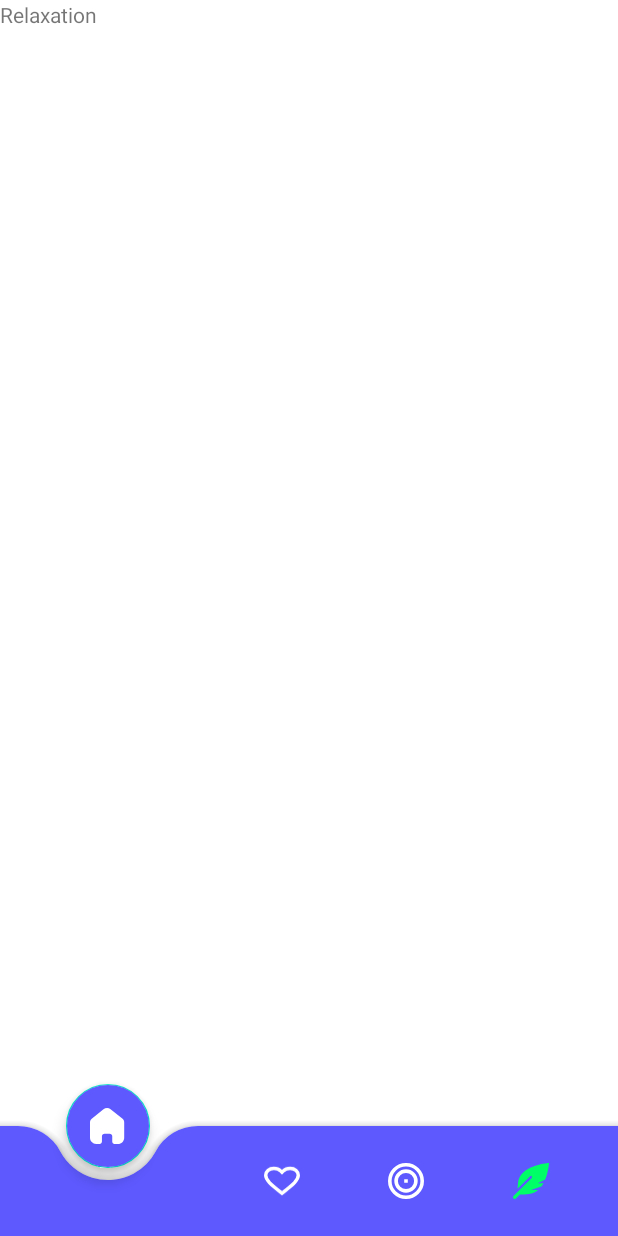
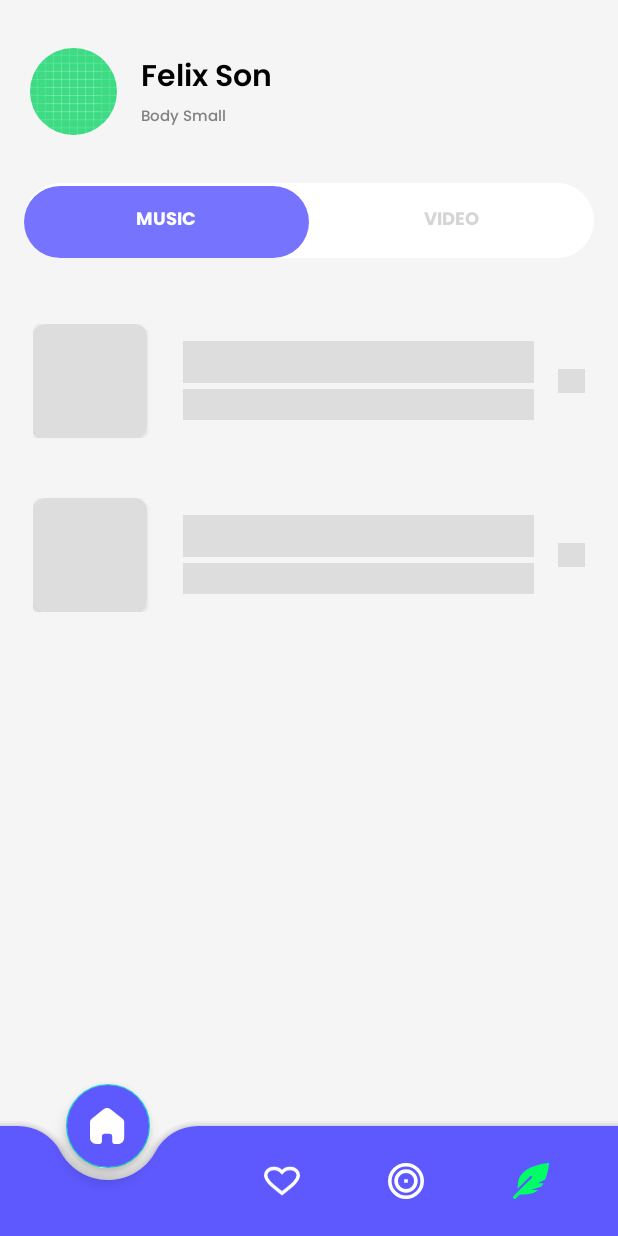
Before and after one commit to Binar-Bootcamp/musik-asiq, an Android app: the RelaxationFragment screen opened through its navigation route, on a phone screen of 412 x 824 dp. Run offline under Robolectric (Android 15) with nearby library versions, the phone set to English and light mode, and no system bars; our stand-ins replace CircleImageView, Shimmer, navigation-ui; network calls fail; pictures from the network do not load.

Commit message:
Relaxation Page

```diff
--- /dev/null
+++ b/app/src/main/java/com/binaracademy/musikasiq/data/model/dummy/Video.kt
@@ -0,0 +1,9 @@
+package com.binaracademy.musikasiq.data.model.dummy
+
+data class Video(
+	var name: String = "",
+	var artist: String = "",
+	var description: String = "",
+	var photo: String = "",
+	var videoUrl: String = ""
+)
--- /dev/null
+++ b/app/src/main/java/com/binaracademy/musikasiq/data/model/dummy/VideosData.kt
@@ -0,0 +1,37 @@
+package com.binaracademy.musikasiq.data.model.dummy
+
+object VideosData {
+	private val resultNames = arrayOf(
+		"Atas Nama Cinta",
+		"Komang",
+	)
+
+	private val resultArtists = arrayOf("Rossa", "Raim Laode")
+
+	private val resultDescriptions = arrayOf("Lorem", "Lorem Ipsum")
+
+	private val resultImages = arrayOf(
+		"https://drive.google.com/drive/folders/1XLKdHeKTBESavYJM2BrII_Wyv7PDNn6r",
+		"https://i.pravatar.cc/300",
+	)
+
+	private val resultVideoUrl = arrayOf(
+		"https://i.pravatar.cc/300",
+		"https://i.pravatar.cc/300",
+	)
+
+	val listData: ArrayList<Video>
+		get() {
+			val list = arrayListOf<Video>()
+			for (position in resultNames.indices) {
+				val result = Video()
+				result.name = resultNames[position]
+				result.artist = resultArtists[position]
+				result.description = resultDescriptions[position]
+				result.photo = resultImages[position]
+				result.videoUrl = resultVideoUrl[position]
+				list.add(result)
+			}
+			return list
+		}
+}
--- /dev/null
+++ b/app/src/main/java/com/binaracademy/musikasiq/ui/relaxation/MusicFragment.kt
@@ -0,0 +1,59 @@
+package com.binaracademy.musikasiq.ui.relaxation
+
+import android.os.Bundle
+import android.os.Handler
+import android.os.Looper
+import androidx.fragment.app.Fragment
+import android.view.LayoutInflater
+import android.view.View
+import android.view.ViewGroup
+import androidx.recyclerview.widget.LinearLayoutManager
+import com.binaracademy.musikasiq.data.model.dummy.Result
+import com.binaracademy.musikasiq.data.model.dummy.ResultsData
+import com.binaracademy.musikasiq.databinding.FragmentMusicBinding
+
+class MusicFragment : Fragment() {
+	private var _binding: FragmentMusicBinding? = null
+
+	private val binding get() = _binding!!
+
+	private var list: ArrayList<Result> = arrayListOf()
+
+	override fun onCreateView(
+		inflater: LayoutInflater, container: ViewGroup?,
+		savedInstanceState: Bundle?
+	): View {
+		_binding = FragmentMusicBinding.inflate(inflater, container, false)
+		return binding.root
+	}
+
+	override fun onViewCreated(view: View, savedInstanceState: Bundle?) {
+		super.onViewCreated(view, savedInstanceState)
+
+		binding.shimmerViewContainer.startShimmer()
+
+		binding.rvListMostPopular.visibility = View.GONE
+		list.addAll(ResultsData.listData)
+
+		Handler(Looper.getMainLooper()).postDelayed({
+			binding.rvListMostPopular.visibility = View.VISIBLE
+			binding.shimmerViewContainer.stopShimmer()
+			binding.shimmerViewContainer.visibility = View.GONE
+		}, 2000)
+
+		setupRecyclerView()
+	}
+
+	override fun onDestroyView() {
+		super.onDestroyView()
+		_binding = null
+	}
+
+	private fun setupRecyclerView() {
+		binding.rvListMostPopular.apply {
+			adapter = MusicAdapter(list)
+			layoutManager = LinearLayoutManager(requireActivity())
+		}
+	}
+
+}
--- a/app/src/main/java/com/binaracademy/musikasiq/ui/relaxation/RelaxationFragment.kt
+++ b/app/src/main/java/com/binaracademy/musikasiq/ui/relaxation/RelaxationFragment.kt
@@ -1,60 +1,90 @@
 package com.binaracademy.musikasiq.ui.relaxation
 
+import android.graphics.Color
 import android.os.Bundle
 import androidx.fragment.app.Fragment
 import android.view.LayoutInflater
 import android.view.View
 import android.view.ViewGroup
-import com.binaracademy.musikasiq.R
+import androidx.fragment.app.FragmentActivity
+import androidx.viewpager2.adapter.FragmentStateAdapter
+import com.binaracademy.musikasiq.databinding.FragmentRelaxationBinding
+import com.google.android.material.tabs.TabLayout
+import com.google.android.material.tabs.TabLayoutMediator
 
-// TODO: Rename parameter arguments, choose names that match
-// the fragment initialization parameters, e.g. ARG_ITEM_NUMBER
-private const val ARG_PARAM1 = "param1"
-private const val ARG_PARAM2 = "param2"
 
-/**
- * A simple [Fragment] subclass.
- * Use the [RelaxationFragment.newInstance] factory method to
- * create an instance of this fragment.
- */
 class RelaxationFragment : Fragment() {
-	// TODO: Rename and change types of parameters
-	private var param1: String? = null
-	private var param2: String? = null
+	private var _binding: FragmentRelaxationBinding? = null
 
-	override fun onCreate(savedInstanceState: Bundle?) {
-		super.onCreate(savedInstanceState)
-		arguments?.let {
-			param1 = it.getString(ARG_PARAM1)
-			param2 = it.getString(ARG_PARAM2)
-		}
-	}
+	private val binding get() = _binding!!
+
+	private lateinit var tabLayoutMediator: TabLayoutMediator
+
+	private val tabList = mutableListOf("Music", "Video")
+	private val fragmentList = mutableListOf<Fragment>()
 
 	override fun onCreateView(
 		inflater: LayoutInflater, container: ViewGroup?,
 		savedInstanceState: Bundle?
 	): View? {
-		// Inflate the layout for this fragment
-		return inflater.inflate(R.layout.fragment_relaxation, container, false)
+		_binding = FragmentRelaxationBinding.inflate(inflater, container, false)
+		return binding.root
 	}
 
-	companion object {
-		/**
-		 * Use this factory method to create a new instance of
-		 * this fragment using the provided parameters.
-		 *
-		 * @param param1 Parameter 1.
-		 * @param param2 Parameter 2.
-		 * @return A new instance of fragment RelaxationFragment.
-		 */
-		// TODO: Rename and change types and number of parameters
-		@JvmStatic
-		fun newInstance(param1: String, param2: String) =
-			RelaxationFragment().apply {
-				arguments = Bundle().apply {
-					putString(ARG_PARAM1, param1)
-					putString(ARG_PARAM2, param2)
-				}
+	override fun onViewCreated(view: View, savedInstanceState: Bundle?) {
+		super.onViewCreated(view, savedInstanceState)
+
+		initData()
+		initView()
+	}
+
+	override fun onDestroyView() {
+		super.onDestroyView()
+		_binding = null
+	}
+
+	private fun initData() {
+		fragmentList.add(MusicFragment())
+		fragmentList.add(VideoFragment())
+	}
+
+	private fun initView() {
+		val viewPager = binding.viewPager
+		val tabs = binding.tabs
+		viewPager.offscreenPageLimit = 2
+		viewPager.adapter = TabLayoutAdapter(this.requireActivity(), fragmentList)
+		viewPager.isUserInputEnabled = false
+
+		tabLayoutMediator = TabLayoutMediator(binding.tabs, viewPager) { tab, position ->
+			tab.text = tabList[position]
+		}
+
+		tabs.addOnTabSelectedListener(object : TabLayout.OnTabSelectedListener {
+			override fun onTabSelected(tab: TabLayout.Tab) {
+				tabs.setSelectedTabIndicatorColor(Color.parseColor("#7673FF"))
 			}
+
+			override fun onTabUnselected(tab: TabLayout.Tab) {}
+
+			override fun onTabReselected(tab: TabLayout.Tab) {}
+		})
+
+		tabLayoutMediator.attach()
+
+		tabs.tabRippleColor = null
+	}
+
+	class TabLayoutAdapter(
+		fragmentActivity: FragmentActivity,
+		private val fragmentList: MutableList<Fragment>
+	) :
+		FragmentStateAdapter(fragmentActivity) {
+		override fun getItemCount(): Int {
+			return fragmentList.size
+		}
+
+		override fun createFragment(position: Int): Fragment {
+			return fragmentList[position]
+		}
 	}
 }
--- /dev/null
+++ b/app/src/main/java/com/binaracademy/musikasiq/ui/relaxation/VideoFragment.kt
@@ -0,0 +1,67 @@
+package com.binaracademy.musikasiq.ui.relaxation
+
+import android.os.Bundle
+import android.os.Handler
+import android.os.Looper
+import androidx.fragment.app.Fragment
+import android.view.LayoutInflater
+import android.view.View
+import android.view.ViewGroup
+import android.widget.Toast
+import androidx.recyclerview.widget.LinearLayoutManager
+import com.binaracademy.musikasiq.data.model.dummy.Video
+import com.binaracademy.musikasiq.data.model.dummy.VideosData
+import com.binaracademy.musikasiq.databinding.FragmentVideoBinding
+
+class VideoFragment : Fragment() {
+	private var _binding: FragmentVideoBinding? = null
+
+	private val binding get() = _binding!!
+
+	private var list: ArrayList<Video> = arrayListOf()
+
+	override fun onCreateView(
+		inflater: LayoutInflater, container: ViewGroup?,
+		savedInstanceState: Bundle?
+	): View {
+		_binding = FragmentVideoBinding.inflate(inflater, container, false)
+		return binding.root
+	}
+
+	override fun onViewCreated(view: View, savedInstanceState: Bundle?) {
+		super.onViewCreated(view, savedInstanceState)
+
+		binding.shimmerViewContainer.startShimmer()
+
+		binding.rvListMostPopular.visibility = View.GONE
+		list.addAll(VideosData.listData)
+
+		Handler(Looper.getMainLooper()).postDelayed({
+			binding.rvListMostPopular.visibility = View.VISIBLE
+			binding.shimmerViewContainer.stopShimmer()
+			binding.shimmerViewContainer.visibility = View.GONE
+		}, 2000)
+
+		setupRecyclerView()
+
+	}
+
+	override fun onDestroyView() {
+		super.onDestroyView()
+		_binding = null
+	}
+
+	private fun setupRecyclerView() {
+		binding.rvListMostPopular.apply {
+			adapter = VideoAdapter(list)
+			layoutManager = LinearLayoutManager(requireActivity())
+
+			VideoAdapter(list).setOnItemClickCallback(object : VideoAdapter.OnItemClickCallback {
+				override fun onItemClick(data: Video) {
+					Toast.makeText(requireActivity(), "Kamu memilih " + data.name, Toast.LENGTH_SHORT).show()
+				}
+			})
+		}
+	}
+
+}
--- a/app/src/main/java/com/binaracademy/musikasiq/ui/result/ResultActivity.kt
+++ b/app/src/main/java/com/binaracademy/musikasiq/ui/result/ResultActivity.kt
@@ -1,13 +1,12 @@
 package com.binaracademy.musikasiq.ui.result
 
-import android.content.Intent
 import androidx.appcompat.app.AppCompatActivity
 import android.os.Bundle
+import android.view.View
 import androidx.recyclerview.widget.LinearLayoutManager
 import com.binaracademy.musikasiq.databinding.ActivityResultBinding
 import com.binaracademy.musikasiq.data.model.dummy.Result
 import com.binaracademy.musikasiq.data.model.dummy.ResultsData
-import com.binaracademy.musikasiq.ui.onboard.OnBoardActivity
 import kotlinx.coroutines.GlobalScope
 import kotlinx.coroutines.delay
 import kotlinx.coroutines.launch
@@ -26,6 +25,8 @@ class ResultActivity : AppCompatActivity() {
 		GlobalScope.launch {
 			delay(2000L)
 			list.addAll(ResultsData.listData)
+			binding.shimmerViewContainer.stopShimmer()
+			binding.shimmerViewContainer.visibility = View.GONE
 		}
 		setupRecyclerView()
 		setupAction()
--- /dev/null
+++ b/app/src/main/res/drawable/tabs_bg.xml
@@ -0,0 +1,9 @@
+<?xml version="1.0" encoding="utf-8"?>
+<shape xmlns:android="http://schemas.android.com/apk/res/android"
+    android:shape="rectangle">
+
+    <corners android:radius="500dp" />
+
+    <solid android:color="@color/white" />
+
+</shape>
--- /dev/null
+++ b/app/src/main/res/drawable/tabs_indicator.xml
@@ -0,0 +1,10 @@
+<?xml version="1.0" encoding="utf-8"?>
+<shape xmlns:android="http://schemas.android.com/apk/res/android"
+    android:shape="rectangle"
+    android:useLevel="false">
+
+    <corners android:radius="500dp" />
+
+    <solid android:color="@color/purple" />
+
+</shape>
--- /dev/null
+++ b/app/src/main/res/layout/fragment_music.xml
@@ -0,0 +1,30 @@
+<?xml version="1.0" encoding="utf-8"?>
+<FrameLayout xmlns:android="http://schemas.android.com/apk/res/android"
+    xmlns:tools="http://schemas.android.com/tools"
+    android:layout_width="match_parent"
+    android:layout_height="match_parent"
+    tools:context=".ui.relaxation.MusicFragment">
+
+    <com.facebook.shimmer.ShimmerFrameLayout
+        android:id="@+id/shimmer_view_container"
+        android:layout_width="match_parent"
+        android:layout_height="wrap_content">
+        <LinearLayout
+            android:layout_width="match_parent"
+            android:layout_height="wrap_content"
+            android:orientation="vertical">
+
+            <include layout="@layout/list_item_shimmer_one_column" />
+            <include layout="@layout/list_item_shimmer_one_column" />
+
+        </LinearLayout>
+
+    </com.facebook.shimmer.ShimmerFrameLayout>
+
+    <androidx.recyclerview.widget.RecyclerView
+        android:id="@+id/rv_list_most_popular"
+        android:layout_width="match_parent"
+        android:layout_height="wrap_content"
+        tools:listitem="@layout/list_item_result" />
+
+</FrameLayout>
--- a/app/src/main/res/layout/fragment_relaxation.xml
+++ b/app/src/main/res/layout/fragment_relaxation.xml
@@ -1,14 +1,97 @@
 <?xml version="1.0" encoding="utf-8"?>
-<FrameLayout xmlns:android="http://schemas.android.com/apk/res/android"
+<RelativeLayout xmlns:android="http://schemas.android.com/apk/res/android"
+    xmlns:app="http://schemas.android.com/apk/res-auto"
     xmlns:tools="http://schemas.android.com/tools"
     android:layout_width="match_parent"
     android:layout_height="match_parent"
+    android:fillViewport="true"
+    android:layoutDirection="ltr"
+    android:background="@color/background"
     tools:context=".ui.relaxation.RelaxationFragment">
 
-    <!-- TODO: Update blank fragment layout -->
-    <TextView
+    <androidx.constraintlayout.widget.ConstraintLayout
         android:layout_width="match_parent"
-        android:layout_height="match_parent"
-        android:text="@string/relaxation" />
+        android:layout_height="match_parent">
 
-</FrameLayout>
+        <!--  Header  -->
+        <LinearLayout
+            android:id="@+id/ly_header"
+            android:layout_width="match_parent"
+            android:layout_height="wrap_content"
+            android:layout_marginHorizontal="20dp"
+            android:layout_marginTop="32dp"
+            android:orientation="horizontal"
+            app:layout_constraintEnd_toEndOf="parent"
+            app:layout_constraintStart_toStartOf="parent"
+            app:layout_constraintTop_toTopOf="parent">
+
+            <de.hdodenhof.circleimageview.CircleImageView
+                android:id="@+id/img_view_avatar"
+                android:layout_width="58dp"
+                android:layout_height="58dp"
+                android:layout_gravity="center"
+                android:layout_marginEnd="16dp"
+                android:scaleType="centerCrop"
+                android:src="@drawable/ic_launcher_background" />
+
+            <LinearLayout
+                android:layout_width="match_parent"
+                android:layout_height="wrap_content"
+                android:layout_gravity="center"
+                android:orientation="vertical">
+
+                <TextView
+                    android:layout_width="match_parent"
+                    android:layout_height="wrap_content"
+                    android:fontFamily="@font/fontsemibold"
+                    android:text="@string/felix_son"
+                    android:textColor="@color/black"
+                    android:textSize="20sp"
+                    tools:text="Felix Son" />
+
+                <TextView
+                    android:layout_width="match_parent"
+                    android:layout_height="wrap_content"
+                    android:fontFamily="@font/fontmedium"
+                    android:text="@string/body_small"
+                    android:textColor="@color/gray_3"
+                    android:textSize="10sp"
+                    tools:ignore="SmallSp"
+                    tools:text="Body Small" />
+            </LinearLayout>
+
+        </LinearLayout>
+
+        <androidx.viewpager2.widget.ViewPager2
+            android:id="@+id/viewPager"
+            android:layout_width="match_parent"
+            android:layout_height="0dp"
+            android:layout_marginTop="24dp"
+            app:layout_constraintBottom_toBottomOf="parent"
+            app:layout_constraintEnd_toEndOf="parent"
+            app:layout_constraintStart_toStartOf="parent"
+            app:layout_constraintTop_toBottomOf="@+id/tabs" />
+
+        <com.google.android.material.tabs.TabLayout
+            android:id="@+id/tabs"
+            android:layout_width="0dp"
+            android:layout_height="50dp"
+            android:layout_marginHorizontal="16dp"
+            android:layout_marginTop="32dp"
+            android:background="@drawable/tabs_bg"
+            app:layout_constraintEnd_toEndOf="parent"
+            app:layout_constraintStart_toStartOf="parent"
+            app:layout_constraintTop_toBottomOf="@+id/ly_header"
+            app:tabBackground="@drawable/tabs_bg"
+            app:tabIndicator="@drawable/tabs_indicator"
+            app:tabIndicatorAnimationMode="elastic"
+            app:tabIndicatorColor="#FF0000"
+            app:tabIndicatorHeight="48dp"
+            app:tabMode="fixed"
+            app:tabSelectedTextColor="@color/white"
+            app:tabTextAppearance="@style/TabStyle"
+            app:tabTextColor="@color/gray_5" />
+
+    </androidx.constraintlayout.widget.ConstraintLayout>
+
+</RelativeLayout>
--- a/app/src/main/res/values/colors.xml
+++ b/app/src/main/res/values/colors.xml
@@ -14,6 +14,7 @@
     <color name="gray_2">#DDDDDD</color>
     <color name="gray_3">#828282</color>
     <color name="gray_4">#959595</color>
+    <color name="gray_5">#D5D5D5</color>
     <color name="greyscale_900">#212121</color>
     <color name="background">#F5F5F5</color>
     <color name="input">#F2F2F2</color>
--- a/app/src/main/res/values/strings.xml
+++ b/app/src/main/res/values/strings.xml
@@ -30,4 +30,7 @@
     <string name="register">Register</string>
     <string name="login_sekarang">Login sekarang</string>
     <string name="belum_punya_akun">Belum punya akun?</string>
+    <string name="song_title">Title</string>
+    <string name="tv_time">Time</string>
+    <string name="play_button">Play</string>
 </resources>
--- a/app/src/main/res/values/themes.xml
+++ b/app/src/main/res/values/themes.xml
@@ -70,4 +70,10 @@
         <item name="android:fontFamily">@font/fontregular</item>
         <item name="android:textSize">13sp</item>
     </style>
+
+    <style name="TabStyle" parent="TextAppearance.Design.Tab">
+        <item name="android:fontFamily">@font/fontbold</item>
+        <item name="android:textSize">12sp</item>
+        <item name="android:textAllCaps">false</item>
+    </style>
 </resources>
```
Also changed, not shown: app/src/main/java/com/binaracademy/musikasiq/ui/relaxation/MusicAdapter.kt (added, +45 -0 lines), app/src/main/java/com/binaracademy/musikasiq/ui/relaxation/VideoAdapter.kt (added, +56 -0 lines), app/src/main/res/layout/fragment_video.xml (added, +30 -0 lines), app/src/main/res/layout/list_item_video.xml (added, +65 -0 lines), 1 other file.
